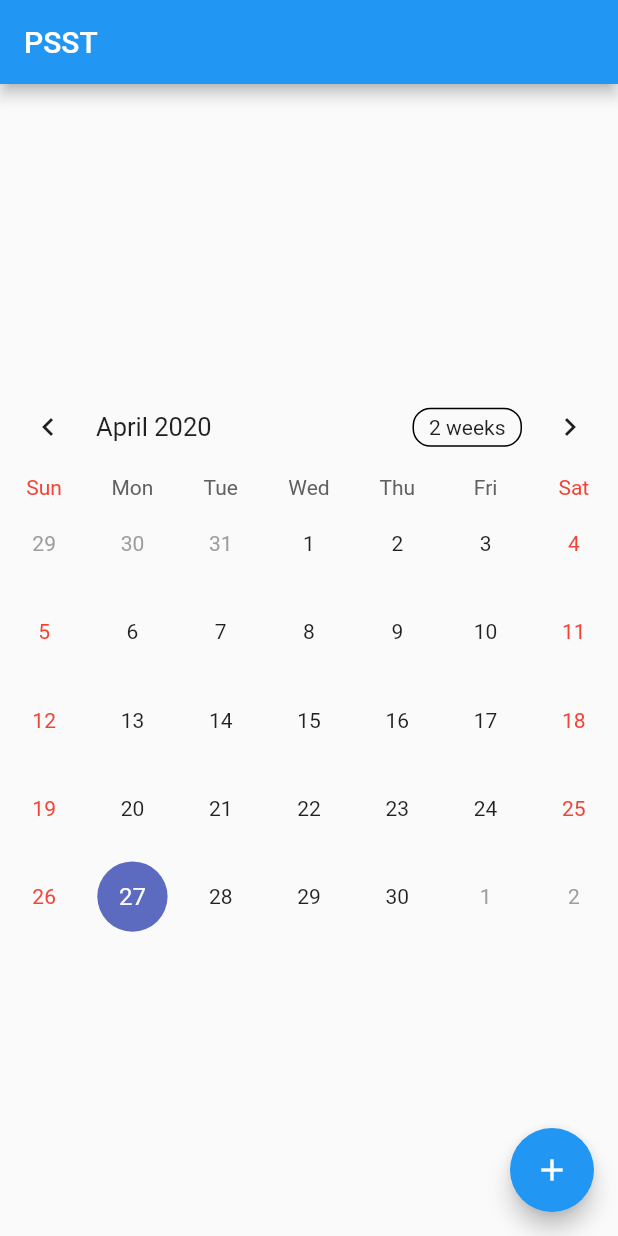
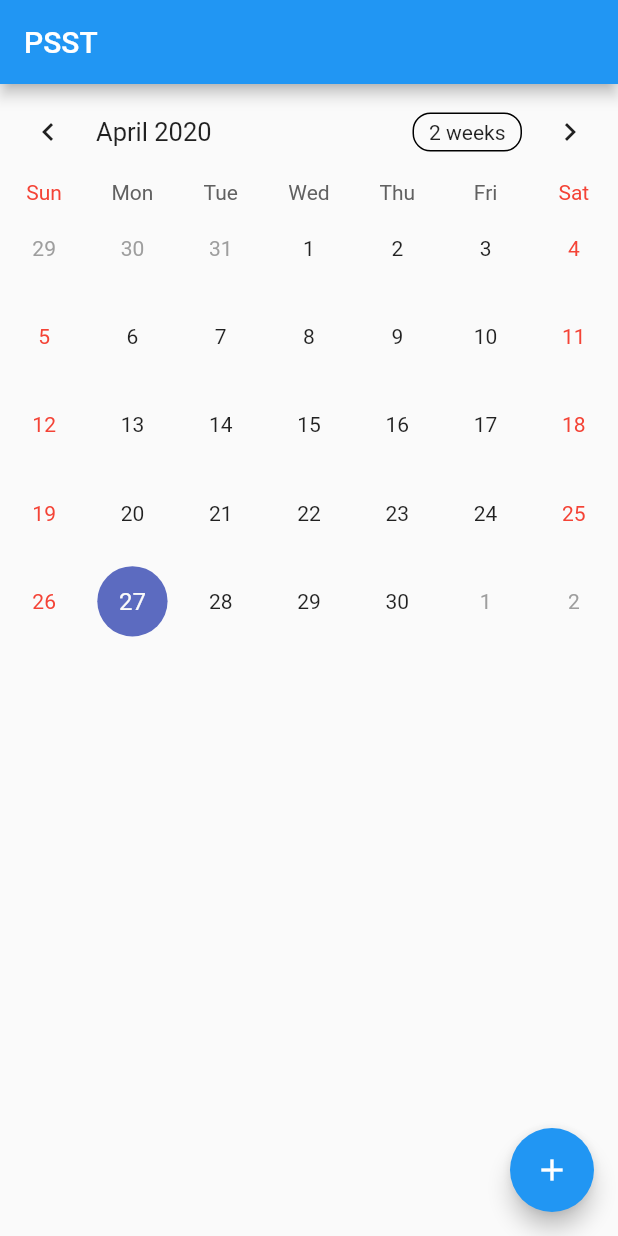
Before and after one commit to CS3560OOP/PSS, a Flutter app: the screen it shows after launch, on a phone screen of 412 x 824 dp. Run offline on Flutter 3.47's test engine with Material 2 defaults, Android fonts, the phone set to English and light mode, and no system bars; drawn by our look-alikes of table_calendar.

```diff
--- a/pss/lib/date.dart
+++ b/pss/lib/date.dart
@@ -111,7 +111,6 @@ class Date {
       // remaining months
       d = 31;
     }
-
     d = d.toString().padLeft(2, "0");
     return new Date(int.parse("$y$m$d"));
   }
--- a/pss/lib/main.dart
+++ b/pss/lib/main.dart
@@ -93,10 +93,8 @@ class _MyHomePageState extends State<MyHomePage> {
       appBar: AppBar(
         title: Text(widget.title),
       ),
-      body: Center(
-        child: TableCalendar(
-          calendarController: _calendarController,
-        ),
+      body: TableCalendar(
+        calendarController: _calendarController,
       ),
       floatingActionButton: FloatingActionButton(
         child: Icon(Icons.add),
```
Also changed, not shown: pss/lib/create/create_task_dialog_renderer.dart (+42 -37 lines), 1 other file.
